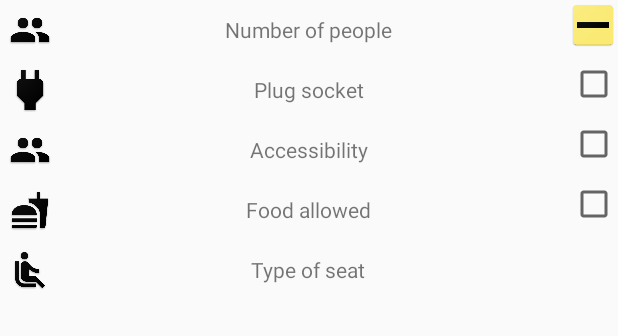
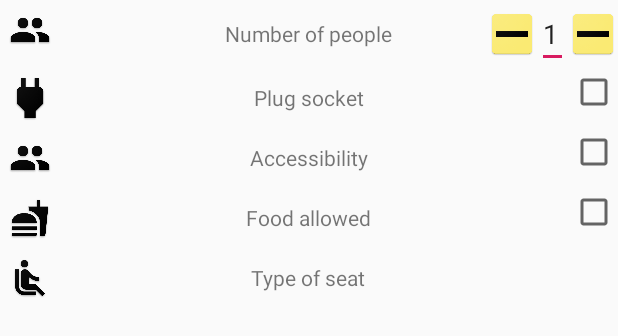
Before and after one commit to Annelab/SeatFinder, an Android app: the layout fragment_filter.xml on its own in the app's theme, with its tools: preview values and no code run, on a phone screen of 412 x 824 dp. Shown: the top 336 px of the screen. Run offline under Robolectric (Android 15) with nearby library versions, the phone set to English and light mode, and no system bars.

Commit message:
Work on Filter in progress

```diff
--- a/app/src/main/res/layout/fragment_filter.xml
+++ b/app/src/main/res/layout/fragment_filter.xml
@@ -26,12 +26,33 @@
             android:text = "Number of people"/>
 
         <ImageButton
+            android:id="@+id/minusBtn"
+            android:layout_width="50px"
+            android:layout_height="50px"
+            android:padding = "0px"
+            android:src="@drawable/minus"
+            android:layout_toLeftOf= "@id/peopleEdit"
+            android:layout_centerVertical="true"
+            android:scaleType="fitCenter"
+            android:adjustViewBounds="true"/>
+
+        <EditText
+            android:id="@+id/peopleEdit"
+            android:layout_width="wrap_content"
+            android:layout_height="wrap_content"
+            android:layout_toLeftOf="@id/plusBtn"
+            android:layout_centerVertical="true"
+            android:text = "1"/>
+
+        <ImageButton
+            android:id="@+id/plusBtn"
             android:layout_width="50px"
             android:layout_height="50px"
             android:padding = "0px"
             android:src="@drawable/minus"
             android:layout_alignParentRight="true"
             android:layout_alignParentEnd="true"
+            android:layout_centerVertical="true"
             android:scaleType="fitCenter"
             android:adjustViewBounds="true"/>
 
```
